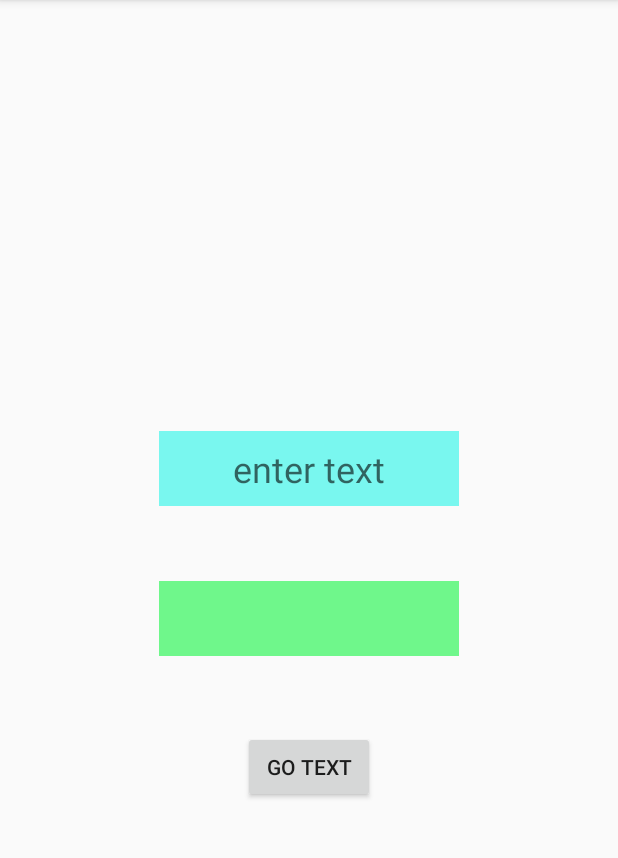
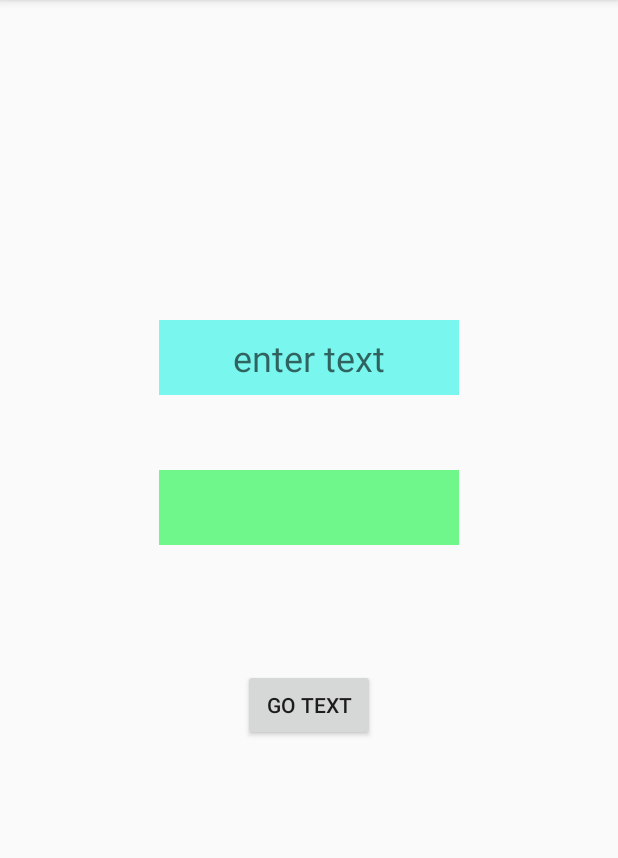
Before and after one commit to poznyi11/homework_ak, an Android app: the Hw1Task2Activity screen opened directly, with no data from a screen before it, on a phone screen of 412 x 824 dp, the part 84-942 px from its top. Run offline under Robolectric (Android 15) with nearby library versions, the phone set to English and light mode, and no system bars.

Commit message:
Добавлено сохранение данных во View при повороте экрана

```diff
--- a/app/src/main/java/by/ivpo/homework_ak/homework_1/Hw1Task2Activity.java
+++ b/app/src/main/java/by/ivpo/homework_ak/homework_1/Hw1Task2Activity.java
@@ -1,6 +1,8 @@
 package by.ivpo.homework_ak.homework_1;
 
+import androidx.annotation.NonNull;
 import androidx.appcompat.app.AppCompatActivity;
+
 import android.os.Bundle;
 import android.view.View;
 import android.widget.EditText;
@@ -10,19 +12,33 @@ import by.ivpo.homework_ak.R;
 
 public class Hw1Task2Activity extends AppCompatActivity {
 
+    final String textKey = "text";
+    TextView textView;
+
     @Override
     protected void onCreate(Bundle savedInstanceState) {
         super.onCreate(savedInstanceState);
         setContentView(R.layout.activity_hw1_task2);
+
+        textView = findViewById(R.id.newText);;
+        if (savedInstanceState != null) {
+            this.textView.setText(savedInstanceState.getString(textKey));
+        }
+
     }
 
-    public void goText (View view){
+    public void goText(View view) {
 
         EditText editText = findViewById(R.id.mainText);
-
-        TextView textView = findViewById(R.id.newText);
 
         textView.setText(editText.getText());
 
     }
+
+    @Override
+    protected void onSaveInstanceState(@NonNull Bundle outState) {
+        super.onSaveInstanceState(outState);
+        outState.putString(textKey, this.textView.getText().toString());
+    }
+
 }
--- a/app/src/main/res/layout/activity_hw1_task2.xml
+++ b/app/src/main/res/layout/activity_hw1_task2.xml
@@ -6,6 +6,7 @@
     android:layout_width="match_parent"
     android:layout_height="match_parent"
     tools:context=".homework_1.Hw1Task2Activity">
+
     <EditText
         android:id="@+id/mainText"
         android:layout_width="200dp"
@@ -19,10 +20,9 @@
         android:textSize="24dp"
         app:layout_constraintBottom_toBottomOf="parent"
         app:layout_constraintEnd_toEndOf="parent"
-        app:layout_constraintHorizontal_bias="0.5"
         app:layout_constraintStart_toStartOf="parent"
         app:layout_constraintTop_toTopOf="parent"
-        app:layout_constraintVertical_bias="0.400" />
+        app:layout_constraintVertical_bias="0.297" />
 
     <TextView
         android:id="@+id/newText"
@@ -45,7 +45,9 @@
         android:layout_marginTop="50dp"
         android:onClick="goText"
         android:text="@string/text_button"
+        app:layout_constraintBottom_toBottomOf="parent"
         app:layout_constraintEnd_toEndOf="parent"
         app:layout_constraintStart_toStartOf="parent"
-        app:layout_constraintTop_toBottomOf="@+id/newText" />
+        app:layout_constraintTop_toBottomOf="@+id/newText"
+        app:layout_constraintVertical_bias="0.107" />
 </androidx.constraintlayout.widget.ConstraintLayout>
```
Also changed, not shown: app/src/main/java/by/ivpo/homework_ak/homework_1/Hw1Task1Vers1Activity.java (+56 -8 lines), app/src/main/res/layout/activity_hw1_task1_vers1.xml (+6 -5 lines).
